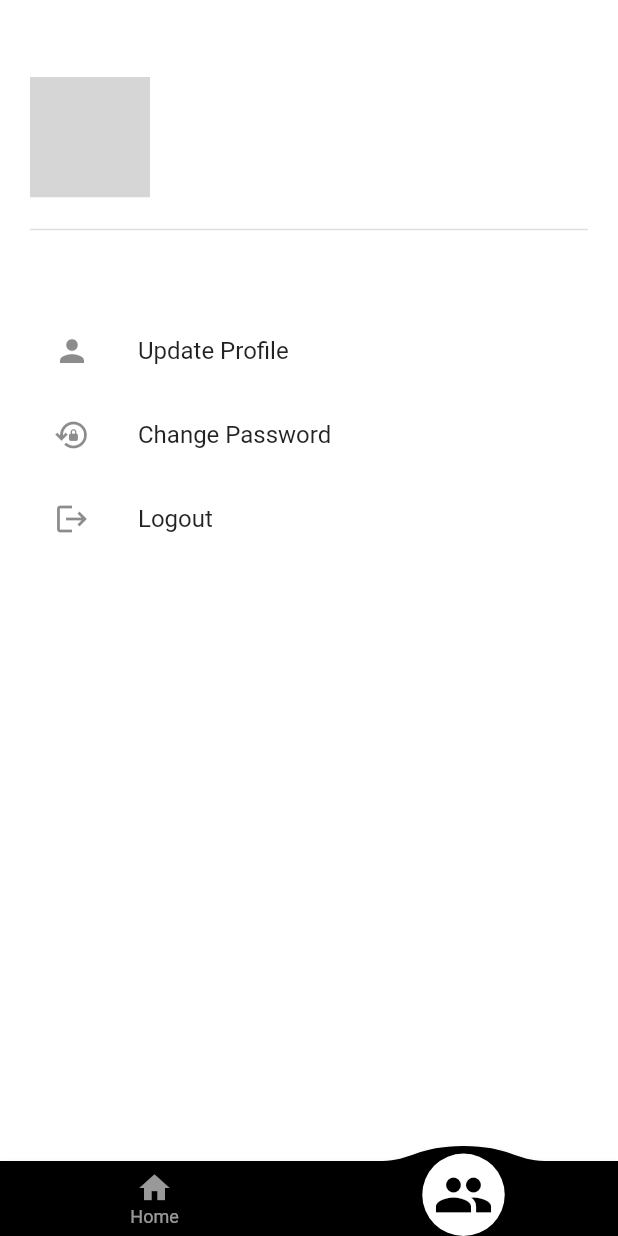
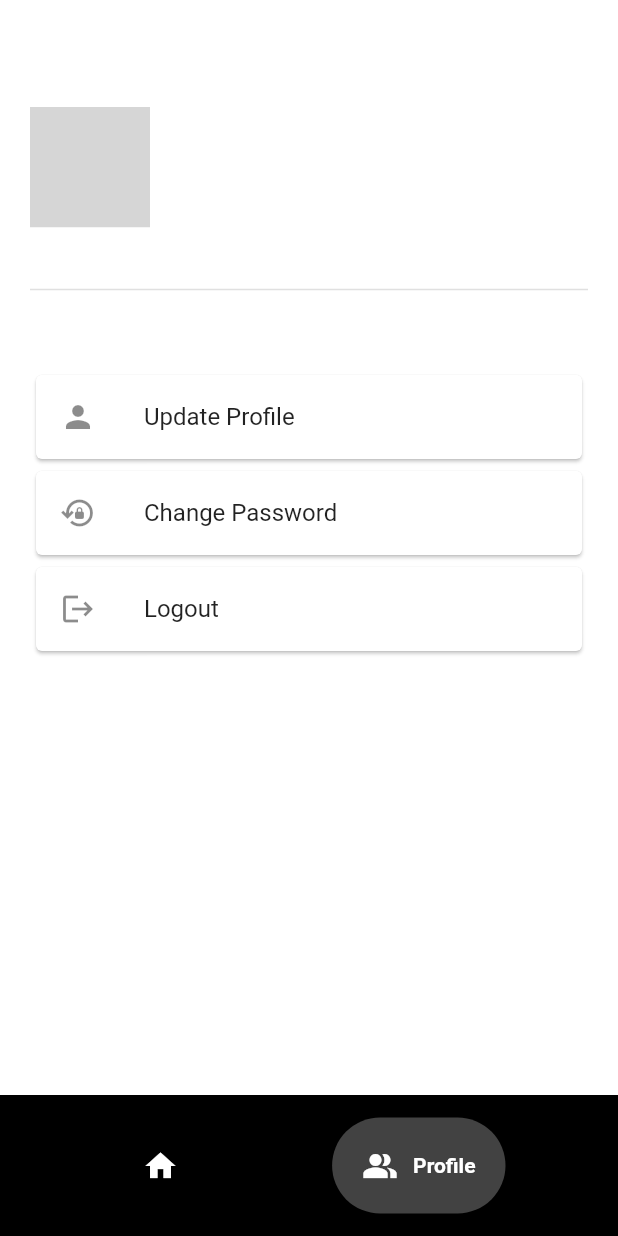
Before and after one commit to Wizfie/TA-presensi, a Flutter app: the UserProfile screen opened by its route, on a phone screen of 412 x 824 dp. Run offline on Flutter 3.47's test engine with Material 2 defaults, Android fonts, the phone set to English and light mode, and no system bars; drawn by our look-alikes of convex_bottom_bar, google_nav_bar; our stand-ins replace cloud_firestore, firebase_auth, firebase_core, geocoding, geolocator, get; missing offline and left inert: flutter_initicon; accounts and stored records are empty; grey boxes are pictures that could not be loaded.

```diff
--- a/presensi/analysis_options.yaml
+++ b/presensi/analysis_options.yaml
@@ -7,7 +7,7 @@
 
 # The following line activates a set of recommended lints for Flutter apps,
 # packages, and plugins designed to encourage good coding practices.
-include: package:flutter_lints/flutter.yaml
+# include: package:flutter_lints/flutter.yaml
 
 linter:
   # The lint rules applied to this project can be customized in the
--- /dev/null
+++ b/presensi/lib/controller/bottom_nav_control.dart
@@ -0,0 +1,13 @@
+import 'package:get/get.dart';
+import 'package:presensi/routes/route.dart';
+
+void changeIndex(int i) async {
+  switch (i) {
+    case 1:
+      Get.toNamed(RouteName.profile);
+
+      break;
+    default:
+      Get.toNamed(RouteName.homeView);
+  }
+}
--- a/presensi/lib/pages/profile_view.dart
+++ b/presensi/lib/pages/profile_view.dart
@@ -1,14 +1,14 @@
 // ignore_for_file: must_be_immutable, unused_local_variable, sized_box_for_whitespace, unnecessary_string_interpolations, avoid_unnecessary_containers, avoid_print
 
 import 'package:cloud_firestore/cloud_firestore.dart';
-import 'package:convex_bottom_bar/convex_bottom_bar.dart';
 import 'package:flutter/material.dart';
 import 'package:flutter_initicon/flutter_initicon.dart';
 import 'package:get/get.dart';
-import 'package:presensi/controller/bottom_control.dart';
+import 'package:google_nav_bar/google_nav_bar.dart';
 import 'package:presensi/controller/login_control.dart';
 import 'package:presensi/controller/stream_user.dart';
 
+import '../controller/bottom_nav_control.dart';
 import '../routes/route.dart';
 
 class UserProfile extends StatelessWidget {
@@ -18,11 +18,33 @@ class UserProfile extends StatelessWidget {
   Widget build(BuildContext context) {
     return Scaffold(
       backgroundColor: Colors.white,
-      // appBar: AppBar(
-      //   backgroundColor: Colors.grey[900],
-      //   title: const Text('Profile'),
-      //   centerTitle: true,
-      // ),
+      bottomNavigationBar: Container(
+        color: Colors.black,
+        child: Padding(
+          padding: const EdgeInsets.symmetric(horizontal: 15, vertical: 15),
+          child: GNav(
+              backgroundColor: Colors.black,
+              selectedIndex: 1,
+              color: Colors.white,
+              activeColor: Colors.white,
+              tabBackgroundColor: Colors.grey.shade800,
+              padding: const EdgeInsets.all(20),
+              gap: 10,
+              onTabChange: (int i) => changeIndex(i),
+              tabs: const [
+                GButton(
+                  margin: EdgeInsets.only(left: 60),
+                  icon: Icons.home,
+                  text: "Home",
+                ),
+                GButton(
+                  margin: EdgeInsets.only(right: 60),
+                  icon: Icons.people_alt,
+                  text: "Profile",
+                ),
+              ]),
+        ),
+      ),
       body: StreamBuilder<DocumentSnapshot<Map<String, dynamic>>>(
         stream: streamCollect1(),
         builder: (context, snapshot) {
@@ -53,7 +75,7 @@ class UserProfile extends StatelessWidget {
                       ),
                     ),
                     Container(
-                      margin: const EdgeInsets.only(left: 50, top: 10),
+                      margin: const EdgeInsets.only(left: 50, top: 50),
                       child: Column(
                         crossAxisAlignment: CrossAxisAlignment.start,
                         children: [
@@ -95,10 +117,12 @@ class UserProfile extends StatelessWidget {
                   height: 45,
                 ),
                 if (user["role"] == "admin")
-                  ListTile(
+                  Card(
+                    child: ListTile(
                       onTap: () => Get.toNamed(RouteName.addsiswa),
                       leading: const Icon(Icons.person_add_alt_1),
                       title: const Text("Add Siswa"),
+                    ),
                   ),
                 // if (user['role'] != "admin")
                 //   Container(
@@ -106,20 +130,25 @@ class UserProfile extends StatelessWidget {
                 //     width: 100,
                 //     color: Colors.red,
                 //   ),
-                ListTile(
+                Card(
+                  child: ListTile(
                     onTap: () =>
                         Get.toNamed(RouteName.updateprofile, arguments: user),
                     leading: const Icon(Icons.person),
                     title: const Text("Update Profile"),
                   ),
-                ListTile(
+                ),
+                Card(
+                  child: ListTile(
                     onTap: () {
                       Get.toNamed(RouteName.updatepassword);
                     },
                     leading: const Icon(Icons.lock_reset_outlined),
                     title: const Text("Change Password"),
                   ),
-                ListTile(
+                ),
+                Card(
+                  child: ListTile(
                     onTap: () {
                       {
                         logOut();
@@ -129,6 +158,7 @@ class UserProfile extends StatelessWidget {
                     },
                     leading: const Icon(Icons.logout),
                     title: const Text("Logout"),
+                  ),
                 )
               ],
             );
@@ -149,16 +179,6 @@ class UserProfile extends StatelessWidget {
           }
         },
       ),
-      bottomNavigationBar: ConvexAppBar(
-        backgroundColor: Colors.black,
-        top: -10,
-        initialActiveIndex: index.value = 1,
-        items: const [
-          TabItem(icon: Icons.home, title: 'Home'),
-          TabItem(icon: Icons.people, title: 'Profile'),
-        ],
-        onTap: (int i) => changeIndex(i),
-      ),
     );
   }
 }
```
Also changed, not shown: presensi/lib/controller/presence_control.dart (renamed from presensi/lib/controller/bottom_control.dart, +1 -16 lines), presensi/lib/controller/stream_user.dart (+11 -0 lines), presensi/lib/pages/all_details_presence.dart (+69 -79 lines), presensi/lib/pages/details_presence.dart (+20 -9 lines), presensi/lib/pages/home_view.dart (+74 -40 lines), presensi/pubspec.yaml (+21 -0 lines), presensi/assets/images/flutter.png (added), presensi/pubspec.lock, 41 other files. Lines whose indentation alone changed are shown as unchanged.
